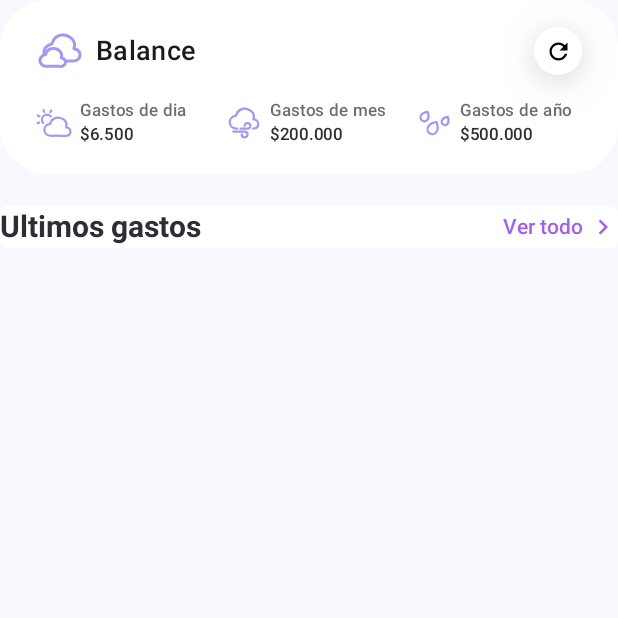
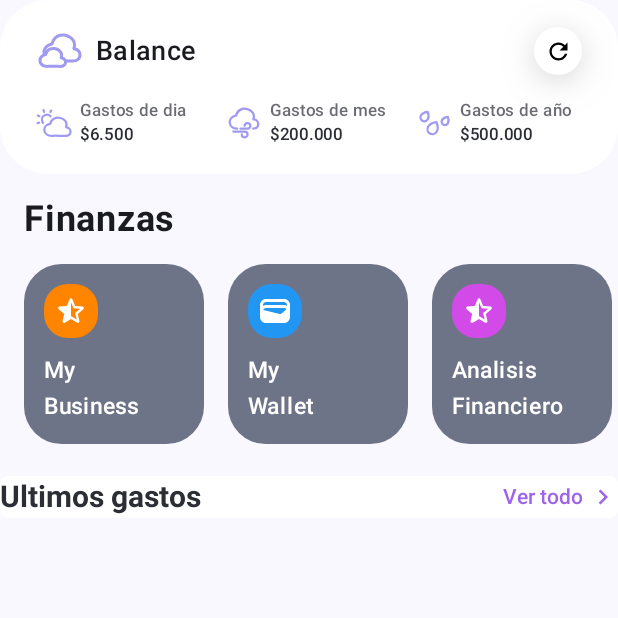
Before and after one commit to fabian3117/DinnerApp, an Android app built with Jetpack Compose: the screen it shows after launch (MainActivity), on a phone screen of 412 x 824 dp, the top half of it. Run offline under Robolectric (Android 15) with nearby library versions, the phone set to English and light mode, and no system bars; our stand-ins replace Room's generated code; libraries missing offline, so code that uses them is left out: io.github.chouaibmo.rowkalendar.

Commit message:
Include Finance section.

```diff
--- a/app/build.gradle.kts
+++ b/app/build.gradle.kts
@@ -89,7 +89,7 @@ dependencies {
     implementation("androidx.lifecycle:lifecycle-viewmodel-compose")
     implementation(libs.androidx.room.ktx)
     annotationProcessor(libs.room.compiler)
-
+    implementation("androidx.compose.material:material-icons-extended:1.5.4")
     ksp(libs.room.compiler)
 
 
--- a/app/src/main/AndroidManifest.xml
+++ b/app/src/main/AndroidManifest.xml
@@ -22,6 +22,9 @@
 
                 <category android:name="android.intent.category.LAUNCHER" />
             </intent-filter>
+            <meta-data
+                android:name="android.app.shortcuts"
+                android:resource="@xml/shortcuts" />
         </activity>
     </application>
 
--- a/app/src/main/java/com/example/dinnercontroler/MainActivity.kt
+++ b/app/src/main/java/com/example/dinnercontroler/MainActivity.kt
@@ -28,6 +28,7 @@ import androidx.compose.ui.unit.dp
 import androidx.room.Room
 import androidx.room.RoomDatabase
 import com.example.dinnercontroler.components.newUI.FinanceHealth
+import com.example.dinnercontroler.components.newUI.FinanceSection
 import com.example.dinnercontroler.components.newUI.dataUI.UISecondSeccionHeader
 import com.example.dinnercontroler.dataBases.mainDatabase
 import com.example.dinnercontroler.models.Category
@@ -65,10 +66,10 @@ class MainActivity : ComponentActivity() {
             "my_database").build();
 
         val newRegister=DataRegisters(name = "Prueba-s", amount = 10.0, category = Category.Ingreso, subCategory = "TES", id = 0);
-        GlobalScope.launch {
+        /*GlobalScope.launch {
             database.registerDAO().inserNewDataRegister(newRegister);
 
-        }
+        }*/
 
 GlobalScope.launch {
     val dat=database.registerDAO().getAllRegister();
@@ -84,6 +85,7 @@ GlobalScope.launch {
                 Scaffold(modifier = Modifier.fillMaxSize()) { innerPadding ->
                     Column {
                         FinanceHealth();
+                        FinanceSection();
                         UISecondSeccionHeader();
                     }
                   //  MainContent();
--- /dev/null
+++ b/app/src/main/java/com/example/dinnercontroler/components/dates/financeList.kt
@@ -0,0 +1,44 @@
+package com.example.dinnercontroler.components.dates
+
+import androidx.compose.material.icons.Icons
+import androidx.compose.material.icons.rounded.MonetizationOn
+import androidx.compose.material.icons.rounded.StarHalf
+import androidx.compose.material.icons.rounded.Wallet
+import androidx.compose.ui.graphics.Color
+import androidx.compose.ui.graphics.vector.ImageVector
+import com.example.dinnercontroler.ui.theme.BlueStart
+import com.example.dinnercontroler.ui.theme.GreenStart
+import com.example.dinnercontroler.ui.theme.OrangeStart
+
+import com.example.dinnercontroler.ui.theme.PurpleStart
+
+data class Finance(
+    val icon: ImageVector,
+    val name: String,
+    val background: Color
+)
+val financeList = listOf(
+    Finance(
+        icon = Icons.Rounded.StarHalf,
+        name = "My\nBusiness",
+        background = OrangeStart
+    ),
+
+    Finance(
+        icon = Icons.Rounded.Wallet,
+        name = "My\nWallet",
+        background = BlueStart
+    ),
+
+    Finance(
+        icon = Icons.Rounded.StarHalf,
+        name = "Analisis\nFinanciero",
+        background = PurpleStart
+    ),
+
+    Finance(
+        icon = Icons.Rounded.MonetizationOn,
+        name = "Mis\nTransaciones",
+        background = GreenStart
+    ),
+)
--- a/app/src/main/java/com/example/dinnercontroler/components/newUI/Dashboard.kt
+++ b/app/src/main/java/com/example/dinnercontroler/components/newUI/Dashboard.kt
@@ -1,6 +1,8 @@
 package com.example.dinnercontroler.components.newUI
 
 import androidx.compose.foundation.Image
+import androidx.compose.foundation.background
+import androidx.compose.foundation.clickable
 import androidx.compose.foundation.layout.Arrangement
 import androidx.compose.foundation.layout.Box
 import androidx.compose.foundation.layout.Column
@@ -11,6 +13,7 @@ import androidx.compose.foundation.layout.fillMaxSize
 import androidx.compose.foundation.layout.fillMaxWidth
 import androidx.compose.foundation.layout.padding
 import androidx.compose.foundation.layout.size
+import androidx.compose.foundation.lazy.LazyRow
 import androidx.compose.foundation.shape.CircleShape
 import androidx.compose.foundation.shape.RoundedCornerShape
 import androidx.compose.material3.Icon
@@ -20,12 +23,16 @@ import androidx.compose.material3.Text
 import androidx.compose.runtime.Composable
 import androidx.compose.ui.Alignment
 import androidx.compose.ui.Modifier
+import androidx.compose.ui.draw.clip
 import androidx.compose.ui.graphics.Color
 import androidx.compose.ui.res.painterResource
+import androidx.compose.ui.res.stringResource
+import androidx.compose.ui.text.font.FontWeight
 import androidx.compose.ui.tooling.preview.Preview
 import androidx.compose.ui.unit.dp
 import androidx.compose.ui.unit.sp
 import com.example.dinnercontroler.R
+import com.example.dinnercontroler.components.dates.financeList
 import com.example.dinnercontroler.components.newUI.dataUI.UIDataRegistersItem
 import com.example.dinnercontroler.components.newUI.dataUI.UIDataRegistersList
 import com.example.dinnercontroler.ui.theme.ColorAirQualityIconTitle
@@ -33,7 +40,7 @@ import com.example.dinnercontroler.ui.theme.ColorSurface
 import com.example.dinnercontroler.ui.theme.ColorTextPrimary
 import com.example.dinnercontroler.ui.theme.ColorTextPrimaryVariant
 
-@Preview
+//@Preview
 @OptIn(ExperimentalLayoutApi::class)
 @Composable
 fun FinanceHealth(
@@ -105,7 +112,7 @@ private fun AirQualityInfo(
         }
     }
 }
-@Preview
+//@Preview
 @Composable
 private fun AirQualityHeader(
     modifier: Modifier = Modifier
@@ -165,3 +172,67 @@ private fun RefreshButton(
         }
     }
 }
+@Preview(showBackground = true)
+@Composable
+fun FinanceSection() {
+    Column {
+        Text(
+            text = stringResource(R.string.finanzas),
+            fontSize = 24.sp,
+            color = MaterialTheme.colorScheme.onBackground,
+            fontWeight = FontWeight.Bold,
+            modifier = Modifier.padding(16.dp)
+        )
+
+        LazyRow {
+            items(financeList.size) {
+                FinanceItem(it)
+            }
+        }
+    }
+}
+
+@Composable
+fun FinanceItem(
+    index: Int
+) {
+    val finance = financeList[index]
+    var lastPaddingEnd = 0.dp
+    if (index == financeList.size - 1) {
+        lastPaddingEnd = 16.dp
+    }
+
+    Box(modifier = Modifier.padding(start = 16.dp, end = lastPaddingEnd)) {
+        Column(
+            modifier = Modifier
+                .clip(RoundedCornerShape(25.dp))
+                .background(MaterialTheme.colorScheme.secondaryContainer)
+                .size(120.dp)
+                .clickable {}
+                .padding(13.dp),
+            verticalArrangement = Arrangement.SpaceBetween
+        ) {
+
+            Box(
+                modifier = Modifier
+                    .clip(RoundedCornerShape(16.dp))
+                    .background(finance.background)
+                    .padding(6.dp)
+            ) {
+                Icon(
+                    imageVector = finance.icon,
+                    contentDescription = finance.name,
+                    tint = Color.White
+                )
+            }
+
+            Text(
+                text = finance.name,
+                color = MaterialTheme.colorScheme.onSecondaryContainer,
+                fontWeight = FontWeight.SemiBold,
+                fontSize = 15.sp
+            )
+
+        }
+    }
+}
--- a/app/src/main/java/com/example/dinnercontroler/ui/theme/Color.kt
+++ b/app/src/main/java/com/example/dinnercontroler/ui/theme/Color.kt
@@ -21,3 +21,19 @@ val ColorTextPrimaryVariant = ColorTextPrimary.copy(alpha = 0.7f)
 val ColorTextSecondary = Color.White
 val ColorTextSecondaryVariant = ColorTextSecondary.copy(alpha = 0.7f)
 val ColorTextAction = ColorGradient2
+
+
+
+
+
+val PurpleStart = Color(0xFFD24BE9)
+val PurpleEnd = Color(0xFFDF8FEC)
+
+val BlueStart = Color(0xFF2196F3)
+val BlueEnd = Color(0xFF79C3FD)
+
+val OrangeStart = Color(0xFFFF8400)
+val OrangeEnd = Color(0xFFFDA35F)
+
+val GreenStart = Color(0xFF11B114)
+val GreenEnd = Color(0xFF52DB59)
--- a/app/src/main/res/values/strings.xml
+++ b/app/src/main/res/values/strings.xml
@@ -1,3 +1,6 @@
 <resources>
     <string name="app_name">DinnerControler</string>
+    <string name="short_others">TEST</string>
+    <string name="short_shortcut">TEST</string>
+    <string name="finanzas">Finanzas</string>
 </resources>
```
Also changed, not shown: app/src/main/java/com/example/dinnercontroler/components/newUI/dataUI/UISecondSeccion.kt (+53 -0 lines), app/src/main/res/xml/shortcuts.xml (added, +21 -0 lines).
